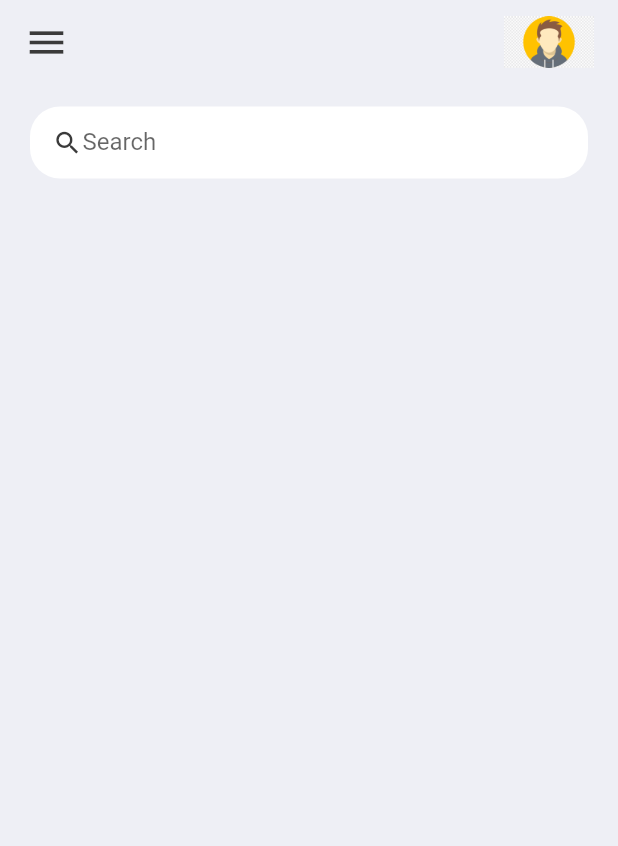
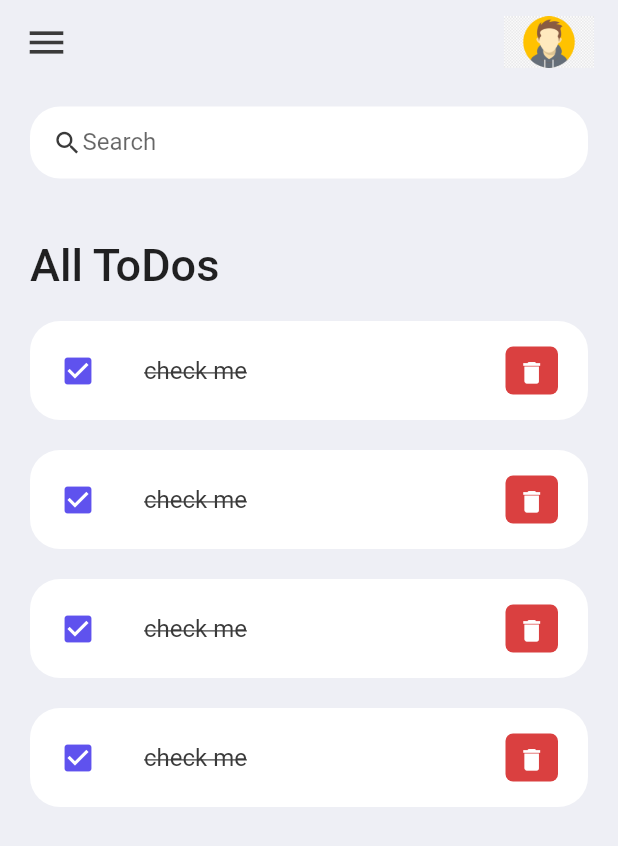
Before and after one commit to tilakpoudel/flutter_todo, a Flutter app: the screen it shows after launch, on a phone screen of 412 x 824 dp. Shown: the top 846 px of the screen. Run offline on Flutter 3.47's test engine with Material 2 defaults, Android fonts, the light colour scheme and no system bars.

Commit message:
feat: list tods

```diff
--- a/lib/screens/home.dart
+++ b/lib/screens/home.dart
@@ -1,4 +1,5 @@
 import 'package:flutter/material.dart';
+import '../widgets/todo_item.dart';
 import '../constants/colors.dart';
 
 class Home extends StatelessWidget {
@@ -14,6 +15,26 @@
         child: Column(
           children: [
             searchBox(),
+            Expanded(
+              child: ListView(
+                children: [
+                  Container(
+                    margin: const EdgeInsets.only(top: 40, bottom: 20),
+                    child: const Text(
+                      'All ToDos',
+                      style: TextStyle(
+                        fontSize: 30,
+                        fontWeight: FontWeight.w500,
+                      ),
+                    ),
+                  ),
+                  const ToDoItem(),
+                  const ToDoItem(),
+                  const ToDoItem(),
+                  const ToDoItem(),
+                ],
+              ),
+            )
           ],
         ),
       ),
--- /dev/null
+++ b/lib/widgets/todo_item.dart
@@ -0,0 +1,56 @@
+import 'package:flutter/material.dart';
+import '../constants/colors.dart';
+
+class ToDoItem extends StatelessWidget {
+  const ToDoItem({super.key});
+
+  @override
+  Widget build(BuildContext context) {
+    return Container(
+      margin: const EdgeInsets.only(bottom: 20),
+      child: ListTile(
+        onTap: () {
+          debugPrint('tile clicked');
+        },
+        shape: RoundedRectangleBorder(
+          borderRadius: BorderRadius.circular(20),
+        ),
+        contentPadding: const EdgeInsets.symmetric(
+          horizontal: 20,
+          vertical: 5,
+        ),
+        tileColor: Colors.white,
+        leading: const Icon(
+          Icons.check_box,
+          color: tdBlue,
+        ),
+        title: const Text(
+          'check me',
+          style: TextStyle(
+            color: tdBlack,
+            fontSize: 16,
+            decoration: TextDecoration.lineThrough,
+          ),
+        ),
+        trailing: Container(
+          padding: const EdgeInsets.all(0),
+          margin: const EdgeInsets.symmetric(vertical: 12),
+          height: 35,
+          width: 35,
+          decoration: BoxDecoration(
+            borderRadius: BorderRadius.circular(5),
+            color: tdRed,
+          ),
+          child: IconButton(
+            color: Colors.white,
+            icon: const Icon(Icons.delete),
+            iconSize: 19,
+            onPressed: () {
+              debugPrint('delete clicked');
+            },
+          ),
+        ),
+      ),
+    );
+  }
+}
```
